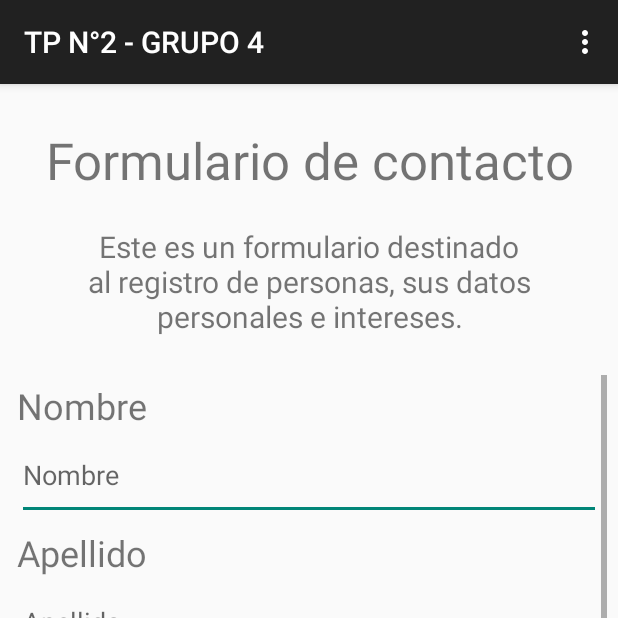
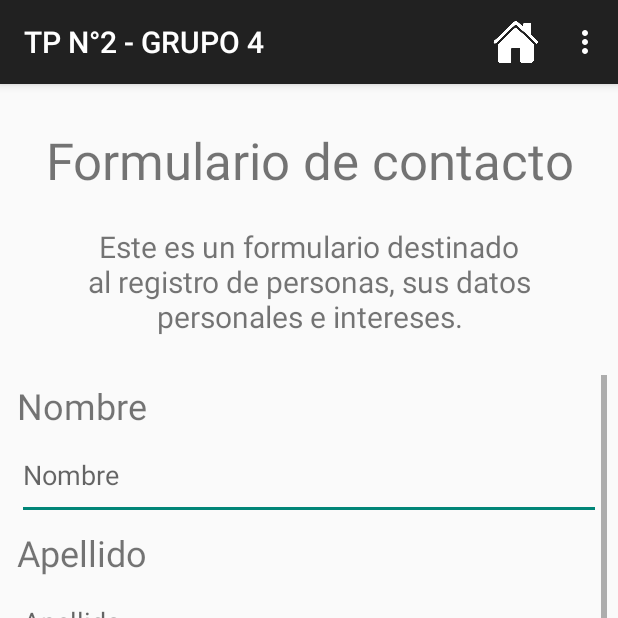
Before and after one commit to HernanMVarela/TP_2_GRUPO_4, an Android app: the screen it shows after launch (AgregarContactoActivity), in the options menu, after a tap on "Agregar contacto", on a phone screen of 412 x 824 dp, the top half of it. Run offline under Robolectric (Android 15) with nearby library versions, the phone set to English and light mode, and no system bars.

Commit message:
28-08-2023 | 15:40
- Se agrega botón home al menu
- Se valida sólo letras en nombre y apellido
- Se soluciona error al ingresar al listado sin contactos guardados
- Se soluciona error al guardar un contacto cuando no existe el archivo.

```diff
--- a/app/src/main/java/frgp/utn/edu/tp_2_grupo_4/MainActivity.java
+++ b/app/src/main/java/frgp/utn/edu/tp_2_grupo_4/MainActivity.java
@@ -10,8 +10,6 @@ import android.view.MenuInflater;
 import android.view.MenuItem;
 import android.view.View;
 import android.widget.EditText;
-
-import com.google.gson.Gson;
 
 import java.sql.Date;
 
@@ -46,6 +44,10 @@ public class MainActivity extends AppCompatActivity {
             navegar_listado_contactos(null);
             return true;
         }
+        if(id==R.id.listarHome){
+            regresar(null);
+            return true;
+        }
         return super.onOptionsItemSelected(opcion_menu);
     }
 
@@ -59,4 +61,9 @@ public class MainActivity extends AppCompatActivity {
         startActivity(intent);
     }
 
+    public void regresar(android.view.View view) {
+        android.content.Intent intent = new android.content.Intent(this, MainActivity.class);
+        startActivity(intent);
+    }
+
 }
--- a/app/src/main/res/layout/activity_agregar_contacto.xml
+++ b/app/src/main/res/layout/activity_agregar_contacto.xml
@@ -66,6 +66,7 @@
                 android:layout_height="60dp"
                 android:ems="10"
                 android:hint="@string/form_nombre"
+                android:digits="abcdefghijklmnopqrstuvwxyzABCDEFGHIJKLMNOPQRSTUVWXYZ "
                 android:inputType="text" />
 
             <TextView
@@ -74,6 +75,7 @@
                 android:layout_height="wrap_content"
                 android:paddingTop="5dp"
                 android:text="@string/form_apellido"
+                android:digits="abcdefghijklmnopqrstuvwxyzABCDEFGHIJKLMNOPQRSTUVWXYZ "
                 android:textSize="24sp" />
 
             <EditText
--- a/app/src/main/res/menu/menu_es_activity.xml
+++ b/app/src/main/res/menu/menu_es_activity.xml
@@ -8,5 +8,9 @@
         android:title="@string/menu_title_agregar"/>
     <item android:id="@+id/listarContacto"
         android:title="@string/menu_title_listar"/>
+    <item android:id="@+id/listarHome"
+        android:title="@string/menu_title_listar"
+        android:icon="@drawable/home"
+        app:showAsAction="always" />
 
 </menu>
```
Also changed, not shown: app/src/main/java/frgp/utn/edu/tp_2_grupo_4/AgregarContactoActivity.java (+9 -0 lines), app/src/main/java/frgp/utn/edu/tp_2_grupo_4/AgregarContactoActivity2.java (+47 -24 lines), app/src/main/java/frgp/utn/edu/tp_2_grupo_4/ListadoContactosActivity.java (+7 -3 lines), app/src/main/res/drawable/home.png (added).
